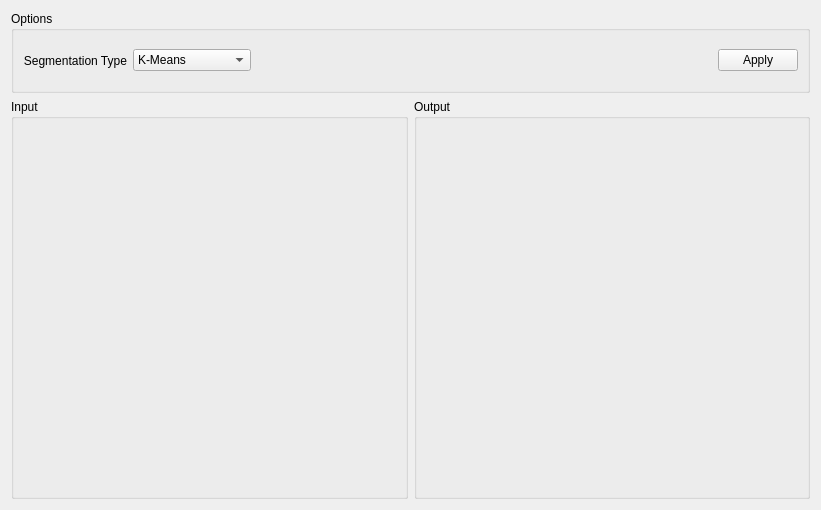
This is pages/page10.ui in Romaisaa/CV-Toolbox as Qt 5 draws it before an edit. The edited form follows.
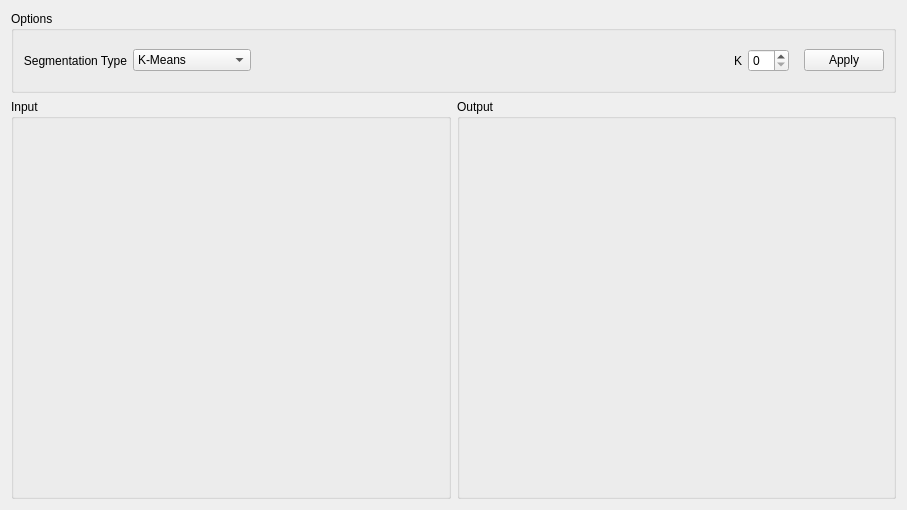
This is the edited form. The open tabs and pages were chosen to show the change. Custom widgets are drawn as their Qt base class.

Commit message: feat: connecting kmeans segmentation to the ui

Diff of the .ui file:
```diff
--- a/pages/page10.ui
+++ b/pages/page10.ui
@@ -6,7 +6,7 @@
    <rect>
     <x>0</x>
     <y>0</y>
-    <width>821</width>
+    <width>907</width>
     <height>510</height>
    </rect>
   </property>
@@ -97,7 +97,33 @@
         <property name="currentIndex">
          <number>2</number>
         </property>
-        <widget class="QWidget" name="kmeansPage"/>
+        <widget class="QWidget" name="kmeansPage">
+         <layout class="QHBoxLayout" name="horizontalLayout_5">
+          <item>
+           <spacer name="horizontalSpacer">
+            <property name="orientation">
+             <enum>Qt::Horizontal</enum>
+            </property>
+            <property name="sizeHint" stdset="0">
+             <size>
+              <width>10</width>
+              <height>20</height>
+             </size>
+            </property>
+           </spacer>
+          </item>
+          <item>
+           <widget class="QLabel" name="kValueLabel">
+            <property name="text">
+             <string>K</string>
+            </property>
+           </widget>
+          </item>
+          <item>
+           <widget class="QSpinBox" name="kValueInput"/>
+          </item>
+         </layout>
+        </widget>
         <widget class="QWidget" name="meanShiftPage">
          <layout class="QHBoxLayout" name="horizontalLayout_3">
           <item>
```
Left out of the diff: 2 changed lines with no effect on the pictures. The commit also changes 1 other file.
